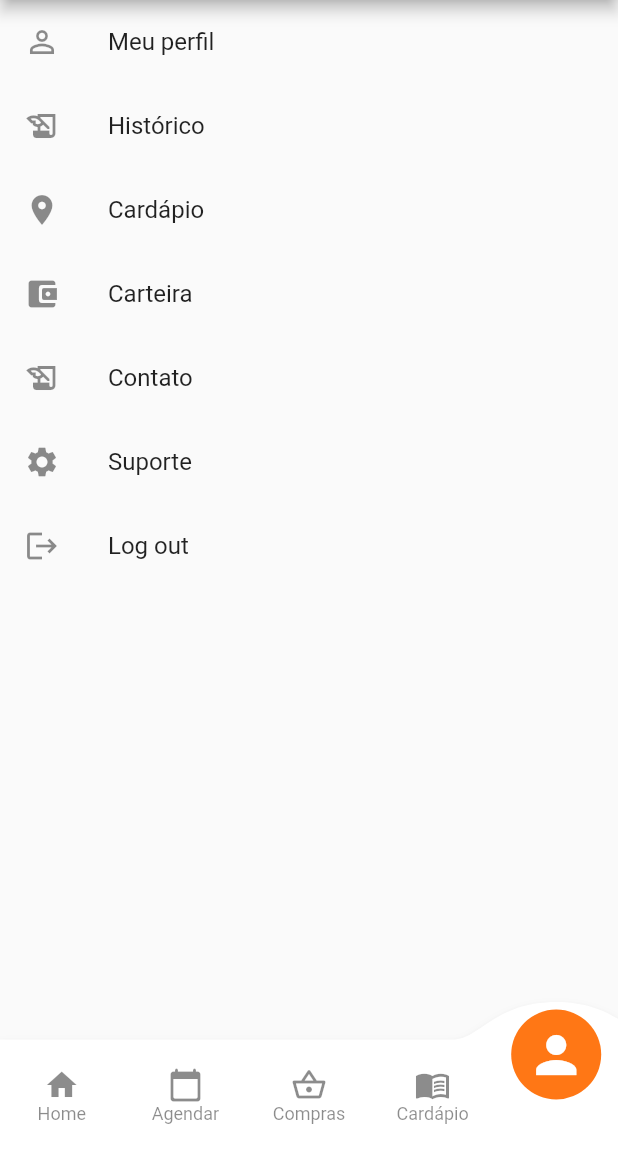
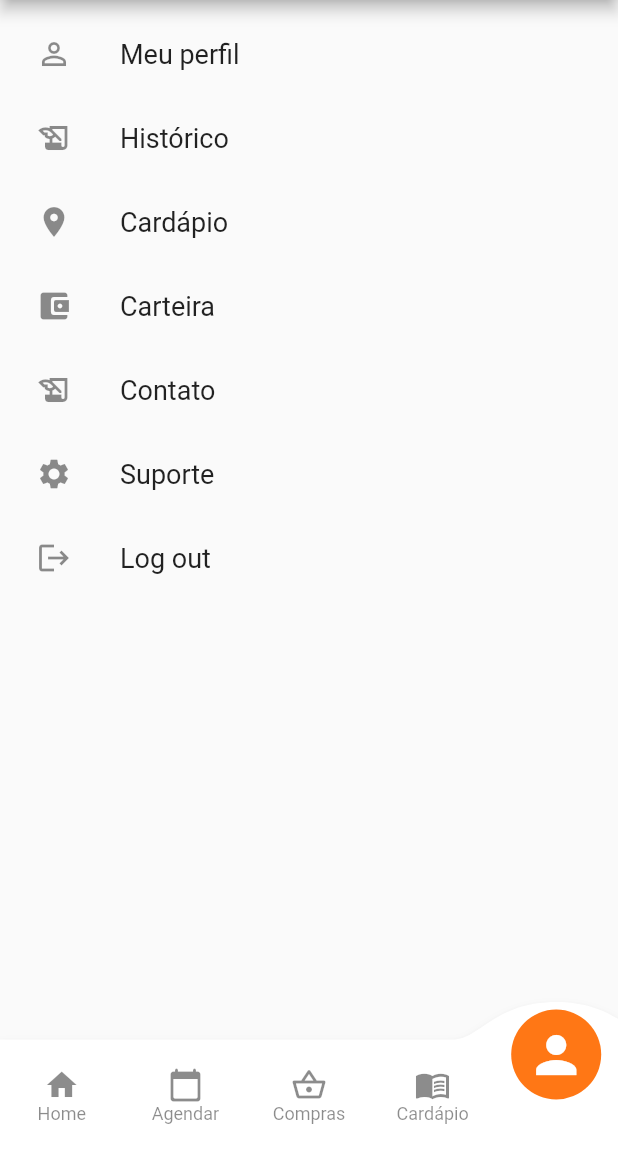
Before and after one commit to Pamela-code/trazfavela-desafio, a Flutter app: the screen it shows after launch, item 5 of the bottom bar chosen, on a phone screen of 412 x 824 dp, the part 84-1236 px from its top. Run offline on Flutter 3.47's test engine with Material 2 defaults, Android fonts, the phone set to English and light mode, and no system bars; drawn by our look-alikes of convex_bottom_bar; our stand-ins replace dio.

Commit message:
layout changes

```diff
--- a/lib/main.dart
+++ b/lib/main.dart
@@ -11,6 +11,7 @@ class MyApp extends StatelessWidget {
   @override
   Widget build(BuildContext context) {
     return MaterialApp(
+      debugShowCheckedModeBanner: false,
       title: 'Flutter Demo',
       theme: ThemeData(
         primarySwatch: Colors.blue,
--- a/lib/view/profile.dart
+++ b/lib/view/profile.dart
@@ -11,45 +11,90 @@ class ProfilePage extends StatefulWidget {
 class _ProfilePageState extends State<ProfilePage> {
   @override
   Widget build(BuildContext context) {
-    return Center(
+    return Padding(
+      padding: const EdgeInsets.all(8.0),
+      child: Center(
         child: Column(
           crossAxisAlignment: CrossAxisAlignment.center,
           children: [
             const ListTile(
               leading: Icon(Icons.person_outline),
-            title: Text('Meu perfil'),
+              title: Text(
+                'Meu perfil',
+                style: TextStyle(
+                  fontSize: 18,
+                  color: Colors.black87,
+                ),
+              ),
             ),
             ListTile(
               leading: const Icon(Icons.history_edu),
-            title: const Text('Histórico'),
+              title: const Text(
+                'Histórico',
+                style: TextStyle(
+                  fontSize: 18,
+                  color: Colors.black87,
+                ),
+              ),
               onTap: () => Navigator.push(
                 context,
                 MaterialPageRoute(
-                builder: (context) => HistoryPage(),
+                  builder: (context) => const HistoryPage(),
                 ),
               ),
             ),
             const ListTile(
               leading: Icon(Icons.location_on),
-            title: Text('Cardápio'),
+              title: Text(
+                'Cardápio',
+                style: TextStyle(
+                  fontSize: 18,
+                  color: Colors.black87,
+                ),
+              ),
             ),
             const ListTile(
               leading: Icon(Icons.account_balance_wallet_rounded),
-            title: Text('Carteira'),
+              title: Text(
+                'Carteira',
+                style: TextStyle(
+                  fontSize: 18,
+                  color: Colors.black87,
+                ),
+              ),
             ),
             const ListTile(
               leading: Icon(Icons.history_edu),
-            title: Text('Contato'),
+              title: Text(
+                'Contato',
+                style: TextStyle(
+                  fontSize: 18,
+                  color: Colors.black87,
+                ),
+              ),
             ),
             const ListTile(
               leading: Icon(Icons.settings),
-            title: Text('Suporte'),
+              title: Text(
+                'Suporte',
+                style: TextStyle(
+                  fontSize: 18,
+                  color: Colors.black87,
+                ),
+              ),
             ),
             const ListTile(
               leading: Icon(Icons.logout),
-            title: Text('Log out'),
+              title: Text(
+                'Log out',
+                style: TextStyle(
+                  fontSize: 18,
+                  color: Colors.black87,
+                ),
+              ),
             ),
           ],
+        ),
       ),
     );
   }
```
Also changed, not shown: lib/view/history_page.dart (+63 -5 lines). Lines whose indentation alone changed are shown as unchanged.
